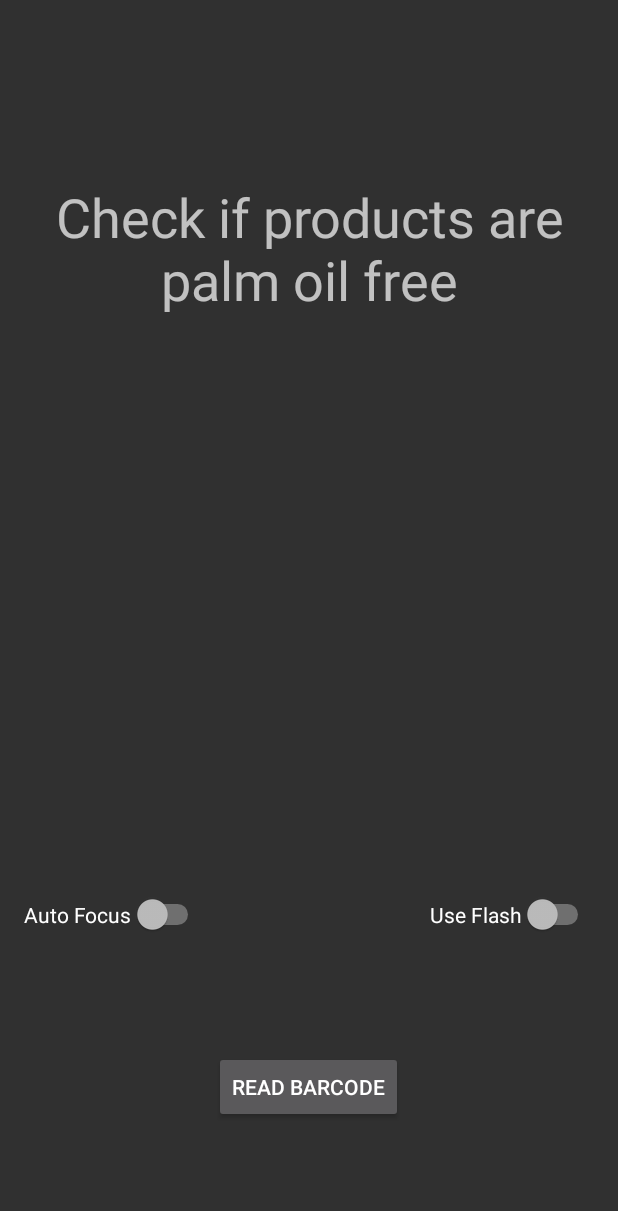
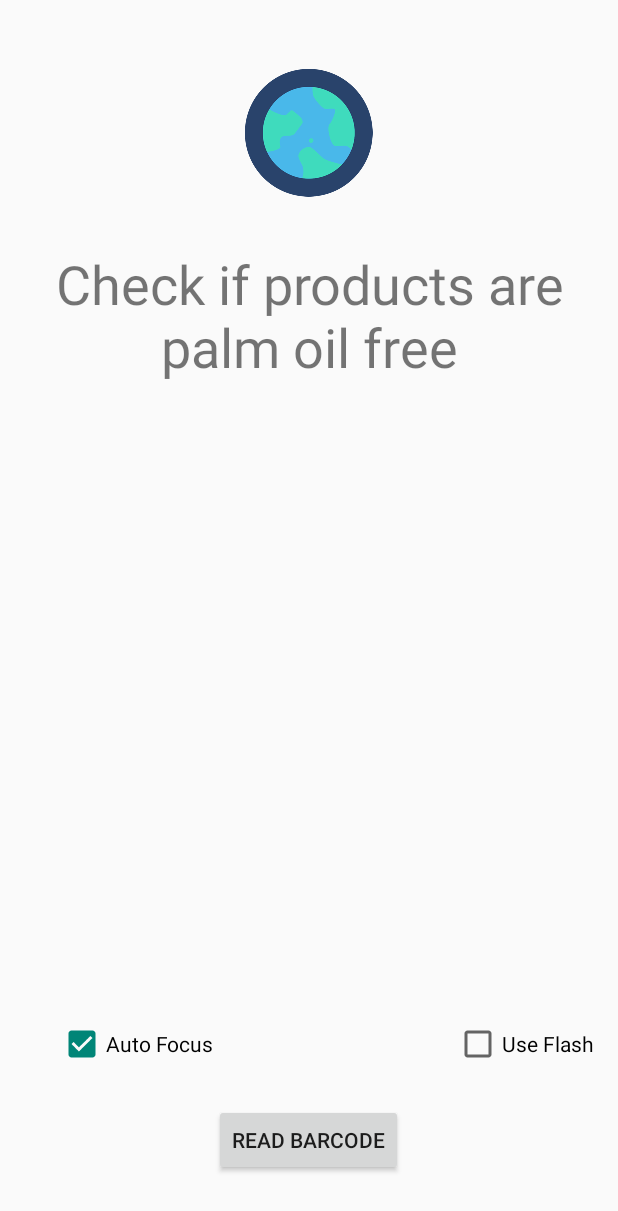
Before and after one commit to v3rena/barcode-reader, an Android app: the screen it shows after launch (MainActivity), on a phone screen of 412 x 824 dp. Shown: the top 1211 px of the screen. Run offline under Robolectric (Android 15) with nearby library versions, the phone set to English and light mode, and no system bars.

Commit message:
JSON Parser works, Design changes

```diff
--- a/app/src/main/AndroidManifest.xml
+++ b/app/src/main/AndroidManifest.xml
@@ -15,7 +15,7 @@
         android:icon="@drawable/earth"
         android:label="Palm Oil Checker"
         android:supportsRtl = "true"
-        android:theme="@style/Theme.AppCompat" >
+        android:theme="@style/Theme.Design.Light" >
         <meta-data
             android:name="com.google.android.gms.version"
             android:value="@integer/google_play_services_version" />
--- a/app/src/main/java/com/google/android/gms/samples/vision/barcodereader/BarcodeGraphic.java
+++ b/app/src/main/java/com/google/android/gms/samples/vision/barcodereader/BarcodeGraphic.java
@@ -27,7 +27,7 @@ import com.google.android.gms.vision.barcode.Barcode;
  * Graphic instance for rendering barcode position, size, and ID within an associated graphic
  * overlay view.
  */
-public class BarcodeGraphic extends GraphicOverlay.Graphic {
+class BarcodeGraphic extends GraphicOverlay.Graphic {
 
     private int mId;
 
@@ -67,7 +67,7 @@ public class BarcodeGraphic extends GraphicOverlay.Graphic {
         this.mId = id;
     }
 
-    public Barcode getBarcode() {
+    Barcode getBarcode() {
         return mBarcode;
     }
 
--- a/app/src/main/java/com/google/android/gms/samples/vision/barcodereader/MainActivity.java
+++ b/app/src/main/java/com/google/android/gms/samples/vision/barcodereader/MainActivity.java
@@ -16,43 +16,23 @@
 
 package com.google.android.gms.samples.vision.barcodereader;
 
+import android.app.Activity;
 import android.content.Intent;
 import android.os.Bundle;
-import android.app.Activity;
-import android.util.Log;
 import android.view.View;
 import android.widget.CompoundButton;
-import android.widget.TextView;
 
-import com.google.android.gms.common.api.CommonStatusCodes;
-import com.google.android.gms.vision.barcode.Barcode;
-
-/**
- * Main activity demonstrating how to pass extra parameters to an activity that
- * reads barcodes.
- */
 public class MainActivity extends Activity implements View.OnClickListener {
 
-    // use a compound button so either checkbox or switch widgets work.
     private CompoundButton autoFocus;
     private CompoundButton useFlash;
-    private TextView statusMessage;
-    private TextView barcodeValue;
-
-    private static final int RC_BARCODE_CAPTURE = 9001;
-    private static final String TAG = "BarcodeMain";
 
     @Override
     protected void onCreate(Bundle savedInstanceState) {
         super.onCreate(savedInstanceState);
         setContentView(R.layout.activity_main);
-
-        statusMessage = (TextView)findViewById(R.id.status_message);
-        barcodeValue = (TextView)findViewById(R.id.barcode_value);
-
         autoFocus = (CompoundButton) findViewById(R.id.auto_focus);
         useFlash = (CompoundButton) findViewById(R.id.use_flash);
-
         findViewById(R.id.read_barcode).setOnClickListener(this);
     }
 
@@ -64,59 +44,12 @@ public class MainActivity extends Activity implements View.OnClickListener {
     @Override
     public void onClick(View v) {
         if (v.getId() == R.id.read_barcode) {
-            // launch barcode activity.
             Intent intent = new Intent(this, BarcodeCaptureActivity.class);
             intent.putExtra(BarcodeCaptureActivity.AutoFocus, autoFocus.isChecked());
             intent.putExtra(BarcodeCaptureActivity.UseFlash, useFlash.isChecked());
-
-            //startActivityForResult(intent, RC_BARCODE_CAPTURE);
             startActivity(intent);
         }
 
     }
 
-    /**
-     * Called when an activity you launched exits, giving you the requestCode
-     * you started it with, the resultCode it returned, and any additional
-     * data from it.  The <var>resultCode</var> will be
-     * {@link #RESULT_CANCELED} if the activity explicitly returned that,
-     * didn't return any result, or crashed during its operation.
-     * <p/>
-     * <p>You will receive this call immediately before onResume() when your
-     * activity is re-starting.
-     * <p/>
-     *
-     * @param requestCode The integer request code originally supplied to
-     *                    startActivityForResult(), allowing you to identify who this
-     *                    result came from.
-     * @param resultCode  The integer result code returned by the child activity
-     *                    through its setResult().
-     * @param data        An Intent, which can return result data to the caller
-     *                    (various data can be attached to Intent "extras").
-     * @see #startActivityForResult
-     * @see #createPendingResult
-     * @see #setResult(int)
-     */
-    @Override
-    protected void onActivityResult(int requestCode, int resultCode, Intent data) {
-        if (requestCode == RC_BARCODE_CAPTURE) {
-            if (resultCode == CommonStatusCodes.SUCCESS) {
-                if (data != null) {
-                    Barcode barcode = data.getParcelableExtra(BarcodeCaptureActivity.BarcodeObject);
-                    statusMessage.setText(R.string.barcode_success);
-                    barcodeValue.setText(barcode.displayValue);
-                    Log.d(TAG, "Barcode read: " + barcode.displayValue);
-                } else {
-                    statusMessage.setText(R.string.barcode_failure);
-                    Log.d(TAG, "No barcode captured, intent data is null");
-                }
-            } else {
-                statusMessage.setText(String.format(getString(R.string.barcode_error),
-                        CommonStatusCodes.getStatusCodeString(resultCode)));
-            }
-        }
-        else {
-            super.onActivityResult(requestCode, resultCode, data);
-        }
-    }
 }
--- a/app/src/main/res/layout-land-v17/activity_main.xml
+++ b/app/src/main/res/layout-land-v17/activity_main.xml
@@ -1,20 +1,38 @@
 <?xml version="1.0" encoding="utf-8"?>
 <RelativeLayout xmlns:android="http://schemas.android.com/apk/res/android"
-    xmlns:tools="http://schemas.android.com/tools" android:layout_width="match_parent"
-    android:layout_height="match_parent" android:paddingLeft="@dimen/activity_horizontal_margin"
+    xmlns:tools="http://schemas.android.com/tools"
+    android:layout_width="match_parent"
+    android:layout_height="match_parent"
+    xmlns:app="http://schemas.android.com/apk/res-auto"
+    android:paddingLeft="@dimen/activity_horizontal_margin"
     android:paddingRight="@dimen/activity_horizontal_margin"
     android:paddingTop="@dimen/activity_vertical_margin"
     android:paddingBottom="@dimen/activity_vertical_margin"
     tools:context="com.google.android.gms.samples.vision.barcodereader.MainActivity">
 
+    <ImageView
+        android:id="@+id/picture_main"
+        android:layout_width="wrap_content"
+        android:layout_height="wrap_content"
+        android:layout_marginStart="21dp"
+        android:contentDescription="@string/earth_logo"
+        android:src="@drawable/earth"
+        android:visibility="visible"
+        app:srcCompat="@drawable/earth"
+        android:layout_alignParentTop="true"
+        android:layout_alignParentStart="true"
+        android:layout_marginTop="12dp" />
+
     <TextView
         android:id="@+id/status_message"
         android:layout_width="match_parent"
         android:layout_height="wrap_content"
-        android:layout_alignParentEnd="true"
-        android:layout_centerHorizontal="true"
+        android:layout_alignBottom="@+id/picture_main"
+        android:layout_marginBottom="25dp"
+        android:layout_marginStart="27dp"
+        android:layout_toEndOf="@+id/picture_main"
         android:text="@string/barcode_header"
-        android:textAlignment="center"
+        android:textAlignment="textStart"
         android:textSize="36sp" />
 
     <TextView
@@ -23,8 +41,10 @@
         android:textAppearance="?android:attr/textAppearanceLarge"
         android:id="@+id/barcode_value"
         android:layout_below="@+id/status_message"
+        android:layout_alignParentLeft="true"
         android:layout_alignParentStart="true"
         android:layout_marginTop="110dp"
+        android:layout_alignRight="@+id/status_message"
         android:layout_alignEnd="@+id/status_message" />
 
     <Button
@@ -35,22 +55,22 @@
         android:layout_alignParentBottom="true"
         android:layout_centerHorizontal="true" />
 
-    <Switch
+    <CheckBox
+        android:id="@+id/auto_focus"
         android:layout_width="wrap_content"
         android:layout_height="wrap_content"
-        android:text="@string/auto_focus"
-        android:id="@+id/auto_focus"
         android:layout_above="@+id/read_barcode"
         android:layout_alignParentStart="true"
-        android:layout_marginBottom="77dp"
-        android:checked="false" />
+        android:checked="true"
+        android:text="@string/auto_focus" />
 
-    <Switch
+    <CheckBox
         android:layout_width="wrap_content"
         android:layout_height="wrap_content"
         android:text="@string/use_flash"
         android:id="@+id/use_flash"
         android:layout_alignTop="@+id/auto_focus"
+        android:layout_alignRight="@+id/barcode_value"
         android:layout_alignEnd="@+id/barcode_value"
         android:checked="false" />
 
--- a/app/src/main/res/layout-land/activity_main.xml
+++ b/app/src/main/res/layout-land/activity_main.xml
@@ -1,5 +1,6 @@
 <?xml version="1.0" encoding="utf-8"?>
 <RelativeLayout xmlns:android="http://schemas.android.com/apk/res/android"
+    xmlns:app="http://schemas.android.com/apk/res-auto"
     xmlns:tools="http://schemas.android.com/tools" android:layout_width="match_parent"
     android:layout_height="match_parent" android:paddingLeft="@dimen/activity_horizontal_margin"
     android:paddingRight="@dimen/activity_horizontal_margin"
@@ -7,15 +8,29 @@
     android:paddingBottom="@dimen/activity_vertical_margin"
     tools:context="com.google.android.gms.samples.vision.barcodereader.MainActivity">
 
+    <ImageView
+        android:id="@+id/picture_main"
+        android:layout_width="wrap_content"
+        android:layout_height="wrap_content"
+        android:layout_marginStart="20dp"
+        android:contentDescription="@string/earth_logo"
+        android:src="@drawable/earth"
+        android:visibility="visible"
+        app:srcCompat="@drawable/earth"
+        android:layout_alignParentTop="true"
+        android:layout_alignParentStart="true"
+        android:layout_marginTop="12dp" />
+
     <TextView
         android:id="@+id/status_message"
         android:layout_width="match_parent"
         android:layout_height="wrap_content"
-        android:layout_alignParentEnd="true"
-        android:layout_alignParentRight="true"
-        android:layout_centerHorizontal="true"
+        android:layout_alignBottom="@+id/picture_main"
+        android:layout_marginBottom="25dp"
+        android:layout_marginStart="27dp"
+        android:layout_toEndOf="@+id/picture_main"
         android:text="@string/barcode_header"
-        android:textAlignment="center"
+        android:textAlignment="textStart"
         android:textSize="36sp" />
 
     <TextView
@@ -39,15 +54,13 @@
         android:layout_centerHorizontal="true" />
 
     <CheckBox
+        android:id="@+id/auto_focus"
         android:layout_width="wrap_content"
         android:layout_height="wrap_content"
-        android:text="@string/auto_focus"
-        android:id="@+id/auto_focus"
         android:layout_above="@+id/read_barcode"
-        android:layout_alignParentLeft="true"
         android:layout_alignParentStart="true"
-        android:layout_marginBottom="77dp"
-        android:checked="false" />
+        android:checked="true"
+        android:text="@string/auto_focus" />
 
     <CheckBox
         android:layout_width="wrap_content"
--- a/app/src/main/res/layout-v17/activity_main.xml
+++ b/app/src/main/res/layout-v17/activity_main.xml
@@ -1,5 +1,6 @@
 <?xml version="1.0" encoding="utf-8"?>
 <RelativeLayout xmlns:android="http://schemas.android.com/apk/res/android"
+    xmlns:app="http://schemas.android.com/apk/res-auto"
     xmlns:tools="http://schemas.android.com/tools" android:layout_width="match_parent"
     android:layout_height="match_parent" android:paddingLeft="@dimen/activity_horizontal_margin"
     android:paddingRight="@dimen/activity_horizontal_margin"
@@ -11,50 +12,54 @@
         android:id="@+id/status_message"
         android:layout_width="match_parent"
         android:layout_height="wrap_content"
-        android:layout_alignParentLeft="true"
-        android:layout_alignParentStart="true"
-        android:layout_alignParentTop="true"
-        android:layout_marginTop="104dp"
         android:text="@string/barcode_header"
         android:textAlignment="center"
-        android:textSize="36sp" />
-
-    <TextView
-        android:layout_width="wrap_content"
-        android:layout_height="wrap_content"
-        android:textAppearance="?android:attr/textAppearanceLarge"
-        android:id="@+id/barcode_value"
-        android:layout_below="@+id/status_message"
+        android:textAllCaps="false"
+        android:textSize="36sp"
+        android:layout_below="@+id/picture_main"
         android:layout_alignParentStart="true"
-        android:layout_marginTop="110dp"
-        android:layout_alignEnd="@+id/status_message" />
+        android:layout_marginTop="33dp" />
 
     <Button
         android:layout_width="wrap_content"
         android:layout_height="wrap_content"
         android:text="@string/read_barcode"
         android:id="@+id/read_barcode"
+        android:layout_marginBottom="24dp"
         android:layout_alignParentBottom="true"
-        android:layout_centerHorizontal="true"
-        android:layout_marginBottom="59dp" />
+        android:layout_centerHorizontal="true" />
 
-    <Switch
+    <CheckBox
+        android:id="@+id/auto_focus"
         android:layout_width="wrap_content"
         android:layout_height="wrap_content"
-        android:text="@string/auto_focus"
-        android:id="@+id/auto_focus"
         android:layout_above="@+id/read_barcode"
-        android:layout_alignParentStart="true"
-        android:layout_marginBottom="77dp"
-        android:checked="false" />
+        android:layout_marginBottom="24dp"
+        android:layout_toLeftOf="@+id/read_barcode"
+        android:layout_toStartOf="@+id/read_barcode"
+        android:checked="true"
+        android:text="@string/auto_focus" />
 
-    <Switch
+    <CheckBox
         android:layout_width="wrap_content"
         android:layout_height="wrap_content"
         android:text="@string/use_flash"
         android:id="@+id/use_flash"
         android:layout_alignTop="@+id/auto_focus"
-        android:layout_alignEnd="@+id/barcode_value"
+        android:layout_alignParentRight="true"
+        android:layout_alignParentEnd="true"
         android:checked="false" />
 
+    <ImageView
+        android:id="@+id/picture_main"
+        android:layout_width="wrap_content"
+        android:layout_height="wrap_content"
+        android:layout_alignParentTop="true"
+        android:layout_centerHorizontal="true"
+        android:layout_marginTop="30dp"
+        android:contentDescription="@string/earth_logo"
+        android:src="@drawable/earth"
+        android:visibility="visible"
+        app:srcCompat="@drawable/earth" />
+
 </RelativeLayout>
--- a/app/src/main/res/layout/activity_main.xml
+++ b/app/src/main/res/layout/activity_main.xml
@@ -1,5 +1,6 @@
 <?xml version="1.0" encoding="utf-8"?>
 <RelativeLayout xmlns:android="http://schemas.android.com/apk/res/android"
+    xmlns:app="http://schemas.android.com/apk/res-auto"
     xmlns:tools="http://schemas.android.com/tools" android:layout_width="match_parent"
     android:layout_height="match_parent" android:paddingLeft="@dimen/activity_horizontal_margin"
     android:paddingRight="@dimen/activity_horizontal_margin"
@@ -15,30 +16,29 @@
         android:textAlignment="center"
         android:textAllCaps="false"
         android:textSize="36sp"
-        android:layout_alignParentTop="true"
-        android:layout_alignParentLeft="true"
+        android:layout_below="@+id/picture_main"
         android:layout_alignParentStart="true"
-        android:layout_marginTop="74dp" />
+        android:layout_marginTop="33dp" />
 
     <Button
         android:layout_width="wrap_content"
         android:layout_height="wrap_content"
         android:text="@string/read_barcode"
         android:id="@+id/read_barcode"
+        android:layout_marginBottom="24dp"
         android:layout_alignParentBottom="true"
-        android:layout_centerHorizontal="true"
-        android:layout_marginBottom="70dp" />
+        android:layout_centerHorizontal="true" />
 
     <CheckBox
+        android:id="@+id/auto_focus"
         android:layout_width="wrap_content"
         android:layout_height="wrap_content"
-        android:text="@string/auto_focus"
-        android:id="@+id/auto_focus"
-        android:checked="false"
         android:layout_above="@+id/read_barcode"
+        android:layout_marginBottom="24dp"
         android:layout_toLeftOf="@+id/read_barcode"
         android:layout_toStartOf="@+id/read_barcode"
-        android:layout_marginBottom="24dp" />
+        android:checked="true"
+        android:text="@string/auto_focus" />
 
     <CheckBox
         android:layout_width="wrap_content"
@@ -50,4 +50,15 @@
         android:layout_alignParentEnd="true"
         android:checked="false" />
 
+    <ImageView
+        android:id="@+id/picture_main"
+        android:layout_width="wrap_content"
+        android:layout_height="wrap_content"
+        android:layout_alignParentTop="true"
+        android:layout_centerHorizontal="true"
+        android:layout_marginTop="30dp"
+        android:contentDescription="@string/earth_logo"
+        android:src="@drawable/earth"
+        android:visibility="visible"
+        app:srcCompat="@drawable/earth" />
 </RelativeLayout>
--- a/app/src/main/res/values/strings.xml
+++ b/app/src/main/res/values/strings.xml
@@ -18,6 +18,7 @@
     <string name="title_activity_barcode_result">Result</string>
     <string name="result_text_palm_oil_free">This product is palm oil free</string>
     <string name="result_contains_palm_oil">This product contains palm oil</string>
-    <string name="result_product_not_found">Product was found</string>
-    <string name="result_technical_problems">Ooops! Technical problems occured. Please try again.</string>
+    <string name="result_product_not_found">Product not found</string>
+    <string name="result_technical_problems">Ooops! An error occured. Please try again.</string>
+    <string name="earth_logo">Earth Logo</string>
 </resources>
```
Also changed, not shown: app/src/main/java/com/google/android/gms/samples/vision/barcodereader/BarcodeCaptureActivity.java (+2 -5 lines), app/src/main/java/com/google/android/gms/samples/vision/barcodereader/BarcodeResultActivity.java (+49 -60 lines), app/src/main/res/layout-land/activity_barcode_result.xml (+20 -4 lines), app/src/main/res/layout/activity_barcode_result.xml (+12 -12 lines).
